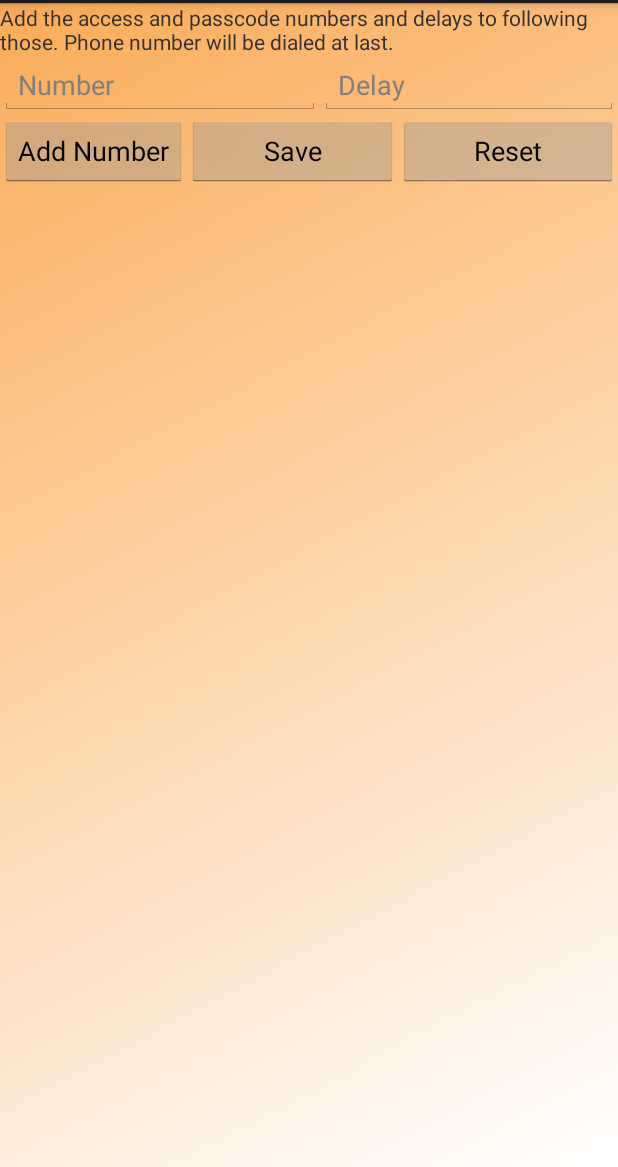
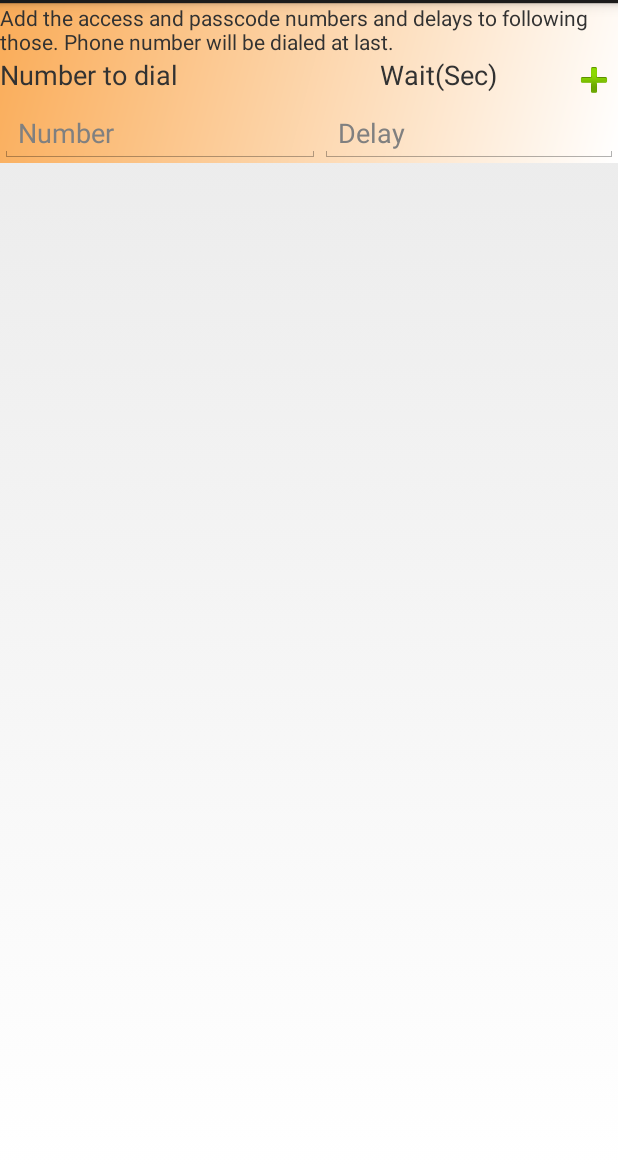
Before and after one commit to ponmaran/JumpCall, an Android app: the screen it shows after launch (MainActivity), on a phone screen of 412 x 824 dp, the part 69-1236 px from its top. Run offline under Robolectric (Android 15) with nearby library versions, the phone set to English and light mode, and no system bars.

Commit message:
Replacing old buttons with ImageButton and MenuItems
Make a new ScrollView the root
Add field header
Remove unused resources

```diff
--- a/app/src/main/java/com/ponmaran/JumpCall/MainActivity.java
+++ b/app/src/main/java/com/ponmaran/JumpCall/MainActivity.java
@@ -11,28 +11,40 @@ import android.content.SharedPreferences;
 import android.content.res.Resources;
 import android.os.Bundle;
 import android.util.AttributeSet;
+import android.util.Log;
 import android.util.Xml;
 import android.view.Menu;
+import android.view.MenuItem;
 import android.view.View;
 import android.view.ViewGroup.LayoutParams;
 import android.widget.EditText;
+import android.widget.ImageButton;
 import android.widget.LinearLayout;
 import android.widget.RelativeLayout;
+import android.widget.ScrollView;
+import android.widget.Switch;
 import android.widget.TextView;
 import android.widget.Toast;
 
 public class MainActivity extends Activity {
+    private final String TAG = "MainActivity";
 
 	public final static String EXT_ORG_NUM = "com.ponmaran.JumpCall.ORG_NUM";
 	public final static String EXT_BUILT_NUM_SEQ = "com.ponmaran.JumpCall.BUILT_NUM_SEQ";
 	protected static String BRIDGE_PAIRS = new String();
 	public static AttributeSet attr_num = null, attr_delay = null;
+
+    private ScrollView baseLayout;
+
 	@Override
     public void onCreate(Bundle savedInstanceState) {
         super.onCreate(savedInstanceState);
         setContentView(R.layout.activity_main);
         // Get shared preferences
-        RelativeLayout baseLayout = (RelativeLayout) findViewById(R.id.base_layout);
+        baseLayout = (ScrollView) findViewById(R.id.base_layout);
+        ImageButton buttonPlus = (ImageButton) findViewById(R.id.buttonAddRow);
+        buttonPlus.setOnClickListener(listener);
+
         SharedPreferences sharedPref = getSharedPreferences(getString(R.string.shared_prefs_file), Context.MODE_PRIVATE);
         String a = sharedPref.getString(getString(R.string.bridgeNum), getString(R.string.bridge_default_value));
         String b = sharedPref.getString(getString(R.string.delayTime), getString(R.string.delay_default_value));
@@ -117,14 +129,39 @@ public class MainActivity extends Activity {
         setContentView(baseLayout);
     }
 
-    @Override
-    public boolean onCreateOptionsMenu(Menu menu) {
+    private View.OnClickListener listener = new View.OnClickListener() {
+        @Override
+        public void onClick(View view) {
+            Log.d(TAG, "onClick");
+            switch (view.getId()){
+                case R.id.buttonAddRow:
+                    pressAdd();
+                    break;
+            }
+        }
+    };
+
+    @Override public boolean onCreateOptionsMenu(Menu menu) {
         getMenuInflater().inflate(R.menu.activity_main, menu);
         return true;
     }
 
+    @Override public boolean onOptionsItemSelected(MenuItem item){
+        switch (item.getItemId()) {
+            case R.id.menu_save:
+                editDone();
+                return true;
+            case R.id.menu_reset:
+                pressReset();
+                return true;
+            default:
+                return super.onOptionsItemSelected(item);
+        }
+
+    }
+
     /** Called when the user clicks the Send button */
-    public void editDone(View view) {
+    public void editDone() {
 
     	String bridgeNum = new String(),delayTime = new String();
     	for(int i=0;findViewById(100 + i) != null ; i++){
@@ -158,9 +195,8 @@ public class MainActivity extends Activity {
 	}
 
     /** Called when the user clicks the Reset button */
-    public void pressReset(View view) {
+    public void pressReset() {
 
-    	RelativeLayout baseLayout = (RelativeLayout) findViewById(R.id.base_layout);
     	RelativeLayout fieldParent = (RelativeLayout) findViewById(R.id.field_parent);
     	fieldParent.removeAllViews();
 
@@ -195,10 +231,10 @@ public class MainActivity extends Activity {
 	}
 
     /** Called when the user clicks the Call button */
-    public void pressAdd(View view) {
+    public void pressAdd() {
 
-    	RelativeLayout baseLayout = (RelativeLayout) findViewById(R.id.base_layout);
-    	RelativeLayout fieldParent = (RelativeLayout) findViewById(R.id.field_parent);
+        Log.d(TAG, "New Row");
+        RelativeLayout fieldParent = (RelativeLayout) findViewById(R.id.field_parent);
 
     	int i;
     	for(i=0;findViewById(100 + i) != null ; i++){
--- a/app/src/main/res/layout/activity_call_bridge.xml
+++ /dev/null
@@ -1,5 +0,0 @@
-<RelativeLayout xmlns:android="http://schemas.android.com/apk/res/android"
-    xmlns:tools="http://schemas.android.com/tools"
-    android:layout_width="match_parent"
-    android:layout_height="match_parent" >
-</RelativeLayout>
--- a/app/src/main/res/layout/activity_main.xml
+++ b/app/src/main/res/layout/activity_main.xml
@@ -1,11 +1,12 @@
-<RelativeLayout xmlns:android="http://schemas.android.com/apk/res/android"
-    xmlns:tools="http://schemas.android.com/tools"
+<ScrollView xmlns:android="http://schemas.android.com/apk/res/android"
     android:id="@+id/base_layout"
     android:layout_width="wrap_content"
+    android:layout_height="wrap_content">
+    <RelativeLayout
+        android:layout_width="match_parent"
         android:layout_height="wrap_content"
         android:background="@drawable/bg_color"
-    android:orientation="vertical" >
-
+        android:orientation="vertical">
         <TextView
             android:id="@+id/instruction_text"
             android:layout_width="wrap_content"
@@ -13,48 +14,34 @@
             android:layout_alignParentTop="true"
             android:text="@string/config_page_message" />
 
+        <LinearLayout android:id="@+id/fieldHeader"
+            android:layout_width="match_parent"
+            android:layout_height="wrap_content"
+            android:orientation="horizontal"
+            android:layout_below="@+id/instruction_text">
+            <TextView
+                android:layout_width="0dp"
+                android:layout_height="wrap_content"
+                android:layout_weight="6"
+                android:textSize="18sp"
+                android:text="@string/textFieldHeaderNumber"/>
+            <TextView
+                android:layout_width="0dp"
+                android:layout_height="wrap_content"
+                android:layout_weight="3"
+                android:textSize="18sp"
+                android:text="@string/textFieldHeaderDelay"/>
+            <ImageButton android:id="@+id/buttonAddRow"
+                android:layout_width="wrap_content"
+                android:layout_height="wrap_content"
+                android:contentDescription="@string/button_desc_add_row"
+                android:background="@android:drawable/ic_input_add"/>
+        </LinearLayout>
+
         <RelativeLayout
             android:id="@+id/field_parent"
             android:layout_width="wrap_content"
             android:layout_height="wrap_content"
-        android:layout_below="@id/instruction_text" >
-
+            android:layout_below="@id/fieldHeader" />
     </RelativeLayout>
-
-
-    <LinearLayout
-        android:id="@+id/button_group"
-        android:layout_width="fill_parent"
-        android:layout_height="wrap_content"
-        android:layout_below="@id/field_parent"
-        android:orientation="horizontal" >
-
-
-
-
-        <Button
-            android:id="@+id/add_new_row"
-            android:layout_width="wrap_content"
-            android:layout_height="wrap_content"
-            android:onClick="pressAdd"
-            android:text="@string/button_new_row_label" />
-
-        <Button
-            android:id="@+id/done_button"
-            android:layout_width="wrap_content"
-            android:layout_height="wrap_content"
-            android:layout_weight="1"
-            android:onClick="editDone"
-            android:text="@string/button_done_label" />
-
-        <Button
-            android:id="@+id/reset_button"
-            android:layout_width="wrap_content"
-            android:layout_height="wrap_content"
-            android:layout_weight="1"
-            android:onClick="pressReset"
-            android:text="@string/button_reset_label" />
-
-    </LinearLayout>
-
-</RelativeLayout>
+</ScrollView>
--- a/app/src/main/res/menu/activity_call_bridge.xml
+++ /dev/null
@@ -1,5 +0,0 @@
-<menu xmlns:android="http://schemas.android.com/apk/res/android">
-    <item android:id="@+id/menu_settings"
-        android:title="@string/menu_settings"
-        android:orderInCategory="100" />
-</menu>
--- a/app/src/main/res/menu/activity_main.xml
+++ b/app/src/main/res/menu/activity_main.xml
@@ -1,6 +1,10 @@
 <menu xmlns:android="http://schemas.android.com/apk/res/android">
-    <item android:id="@+id/menu_settings"
-        android:title="@string/menu_settings"
+    <item android:id="@+id/menu_save"
+        android:title="@string/menu_save"
         android:orderInCategory="100" >
     </item>
+    <item android:id="@+id/menu_reset"
+        android:title="@string/menu_reset"
+        android:orderInCategory="200" >
+    </item>
 </menu>
--- a/app/src/main/res/values/strings.xml
+++ b/app/src/main/res/values/strings.xml
@@ -3,7 +3,7 @@
     <string name="app_name">JumpCall</string>
     <string name="edit_num_hint">Number</string>
     <string name="button_done_label">Save</string>
-    <string name="menu_settings">Settings</string>
+    <string name="menu_save">Save</string>
     <string name="bridgeNum">99999</string>
     <string name="edit_delay_hint">Delay</string>
     <string name="delayTime">11111</string>
@@ -15,5 +15,10 @@
     <string name="button_call_label">Call</string>
     <string name="title_activity_call_bridge">OneTouch Pinless</string>
     <string name="button_new_row_label">Add Number</string>
+    <string name="textFieldHeaderNumber">Number to dial</string>
+    <string name="textFieldHeaderDelay">Wait(Sec)</string>
+    <string name="menu_reset">Reset</string>
+    <string name="button_desc_add_row">Add Row Button</string>
+    <string name="desc_delete_row">Delete Row</string>
 
 </resources>
```
Lines whose indentation alone changed are shown as unchanged.
